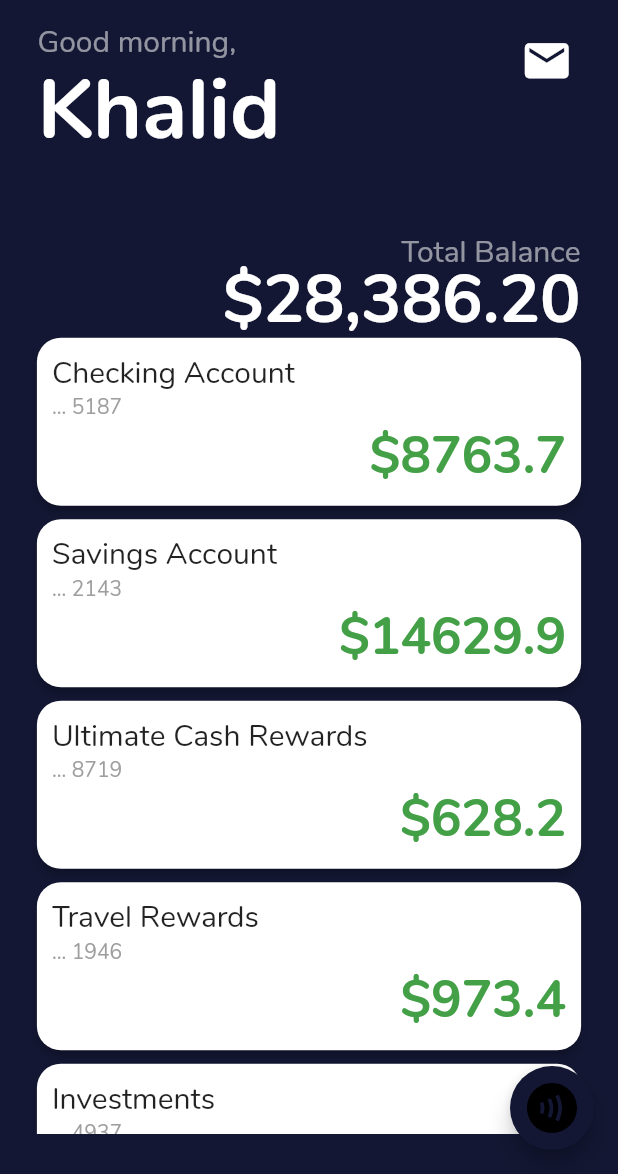
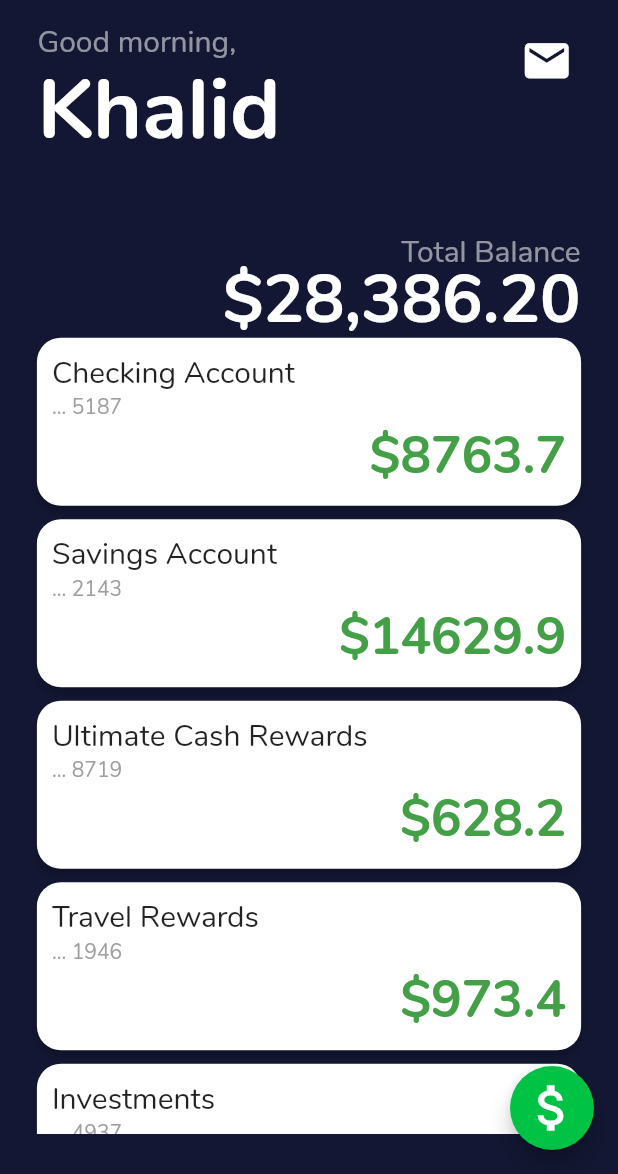
Before and after one commit to KhalidWar/banking_app, a Flutter app: the HomeScreen screen opened directly, on a phone screen of 412 x 824 dp, the part 62-1236 px from its top. Run offline on Flutter 3.47's test engine with Material 2 defaults, Android fonts, the phone set to English and light mode, and no system bars; our stand-ins replace flutter_svg, google_fonts.

Commit message:
Added custom Floating Action Button to Home and Accounts screens.

```diff
--- a/lib/constants.dart
+++ b/lib/constants.dart
@@ -8,3 +8,5 @@ const kScaffoldBackgroundColor = Color(0xfff0f0f0);
 //const kScaffoldBackgroundColor = Color(0xff800080);
 
 const kAccentColor = Color(0XFF008000);
+
+const kCashColor = Color(0xFF00C244);
--- a/lib/screens/home_screen.dart
+++ b/lib/screens/home_screen.dart
@@ -2,7 +2,6 @@ import 'package:banking/dummy_data/accounts_list.dart';
 import 'package:banking/widgets/accounts_card.dart';
 import 'package:banking/widgets/profile_icon_button.dart';
 import 'package:flutter/material.dart';
-import 'package:flutter_svg/flutter_svg.dart';
 
 import '../constants.dart';
 import 'account_screen.dart';
@@ -170,13 +169,13 @@ class _HomeScreenState extends State<HomeScreen> {
 
   FloatingActionButton buildFloatingActionButton() {
     return FloatingActionButton(
-        //todo make FAB disappear when scrolling down and re-appear on up scroll
-        backgroundColor: kStackBackgroundColor,
-        child: SvgPicture.asset(
-          'assets/icons/contactless.svg',
-          color: Colors.black,
-          height: 40,
-        ),
-        onPressed: () {});
+      //todo make FAB disappear when scrolling down and re-appear on up scroll
+      backgroundColor: kCashColor,
+      child: Icon(
+        Icons.attach_money,
+        size: 40,
+      ),
+      onPressed: () {},
+    );
   }
 }
```
Also changed, not shown: lib/screens/account_screen.dart (+18 -6 lines).
